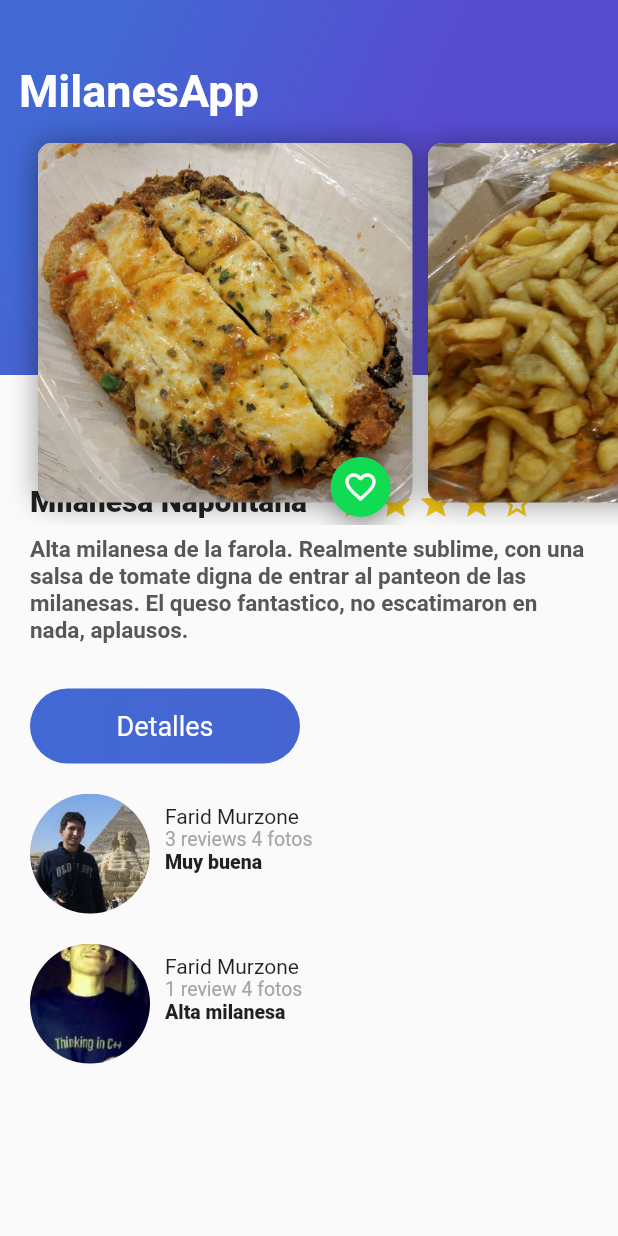
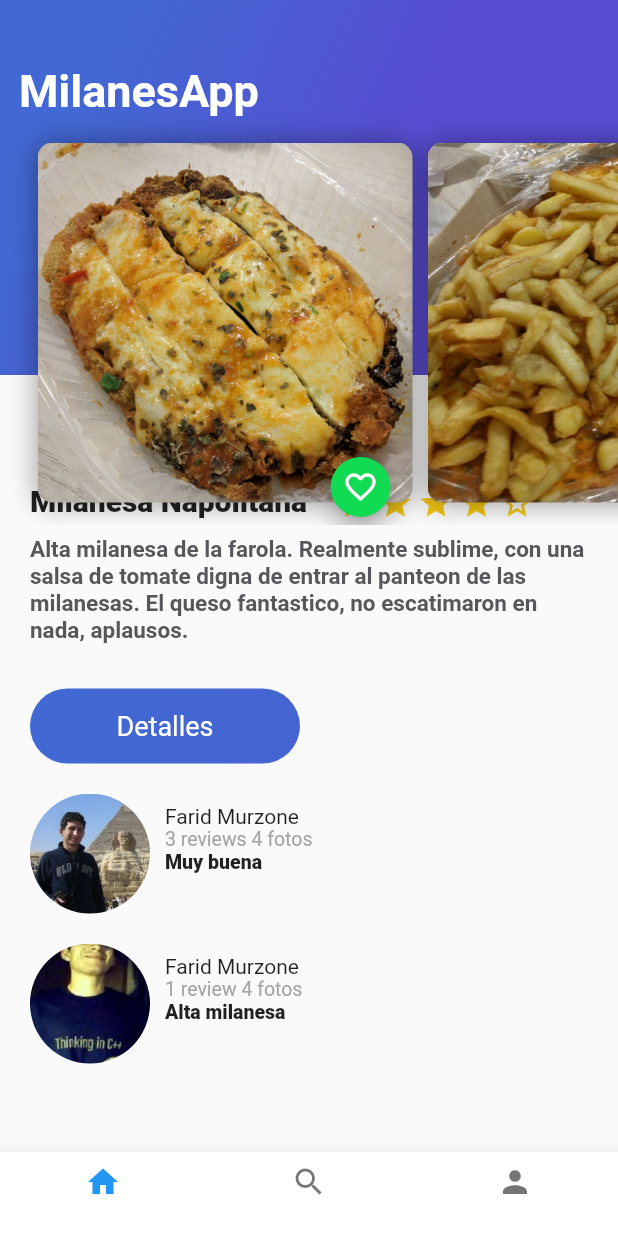
Before and after one commit to Faridmurzone/milangapp, a Flutter app: the screen it shows after launch, on a phone screen of 412 x 824 dp. Run offline on Flutter 3.47's test engine with Material 2 defaults, Android fonts, the phone set to English and light mode, and no system bars; Roboto replaces fonts that are missing (Mulish).

```diff
--- a/lib/description_milanesa.dart
+++ b/lib/description_milanesa.dart
@@ -1,5 +1,5 @@
 import 'package:flutter/material.dart';
-import 'package:milangapp/ButtonPurple.dart';
+import 'package:milangapp/button_purple.dart';
 
 class DescriptionMilanesa extends StatelessWidget {
 
--- /dev/null
+++ b/lib/home_milas.dart
@@ -0,0 +1,23 @@
+import 'package:flutter/material.dart';
+import 'package:milangapp/review_list.dart';
+
+import 'description_milanesa.dart';
+import 'header_appbar.dart';
+
+class HomeMilas extends StatelessWidget{
+  @override
+  Widget build(BuildContext context) {
+    // TODO: implement build
+    return Stack(
+        children: <Widget>[
+          ListView(
+            children: [
+              DescriptionMilanesa("Milanesa Napolitana", 4, "Alta milanesa de la farola. Realmente sublime, con una salsa de tomate digna de entrar al panteon de las milanesas. El queso fantastico, no escatimaron en nada, aplausos."),
+              ReviewList()
+            ],
+          ),
+          HeaderAppBar(),
+        ]
+    );
+}
+}
--- a/lib/main.dart
+++ b/lib/main.dart
@@ -1,5 +1,6 @@
 import 'package:flutter/material.dart';
 import 'package:milangapp/description_milanesa.dart';
+import 'package:milangapp/milangapp_milas.app.dart';
 import 'review_list.dart';
 import 'header_appbar.dart';
 
@@ -18,17 +19,7 @@ class MyApp extends StatelessWidget {
         visualDensity: VisualDensity.adaptivePlatformDensity,
       ),
       home: Scaffold(
-        body: Stack(
-          children: <Widget>[
-            ListView(
-              children: [
-                DescriptionMilanesa("Milanesa Napolitana", 4, "Alta milanesa de la farola. Realmente sublime, con una salsa de tomate digna de entrar al panteon de las milanesas. El queso fantastico, no escatimaron en nada, aplausos."),
-                ReviewList()
-              ],
-            ),
-            HeaderAppBar(),
-          ]
-        )
+        body: MilangappMilas()
       )// MyHomePage(title: 'Flutter Demo Home Page'),
     );
   }
--- /dev/null
+++ b/lib/milangapp_milas.app.dart
@@ -0,0 +1,62 @@
+import 'package:flutter/material.dart';
+import 'package:milangapp/profile_milas.dart';
+import 'package:milangapp/search_milas.dart';
+import 'home_milas.dart';
+
+
+class MilangappMilas extends StatefulWidget{
+  @override
+  State<StatefulWidget> createState() {
+    // TODO: implement createState
+    return _MilangappMilas();
+    throw UnimplementedError();
+  }
+}
+
+class _MilangappMilas extends State<MilangappMilas> {
+
+  int indexTap = 0;
+
+  final List<Widget> widgetsChildren = [
+      HomeMilas(),
+      SearchMilas(),
+      ProfileMilas()
+  ];
+
+  void onTapTapped(int index) {
+    setState(() {
+      indexTap = index;
+    });
+  }
+
+  @override
+  Widget build(BuildContext context) {
+    return Scaffold(
+      body: widgetsChildren[indexTap],
+      bottomNavigationBar: Theme(
+        data: Theme.of(context).copyWith(
+          canvasColor: Colors.white,
+          primaryColor: Colors.purple
+        ),
+        child: BottomNavigationBar(
+            onTap: onTapTapped,
+            currentIndex: indexTap,
+            items: [
+              BottomNavigationBarItem(
+                icon: Icon(Icons.home),
+                title: Text("")
+              ),
+              BottomNavigationBarItem(
+                  icon: Icon(Icons.search),
+                  title: Text("")
+              ),
+              BottomNavigationBarItem(
+                  icon: Icon(Icons.person),
+                  title: Text("")
+              )
+            ])
+      )
+    );
+  }
+
+}
--- /dev/null
+++ b/lib/profile_milas.dart
@@ -0,0 +1,12 @@
+import 'package:flutter/material.dart';
+
+class ProfileMilas extends StatelessWidget{
+  @override
+  Widget build(BuildContext context) {
+    // TODO: implement build
+    return Container(
+        color: Colors.redAccent
+    );
+    throw UnimplementedError();
+  }
+}
--- /dev/null
+++ b/lib/search_milas.dart
@@ -0,0 +1,12 @@
+import 'package:flutter/material.dart';
+
+class SearchMilas extends StatelessWidget{
+  @override
+  Widget build(BuildContext context) {
+    // TODO: implement build
+    return Container(
+      color: Colors.greenAccent
+    );
+    throw UnimplementedError();
+  }
+}
```
Also changed, not shown: lib/button_purple.dart (renamed from lib/ButtonPurple.dart).
